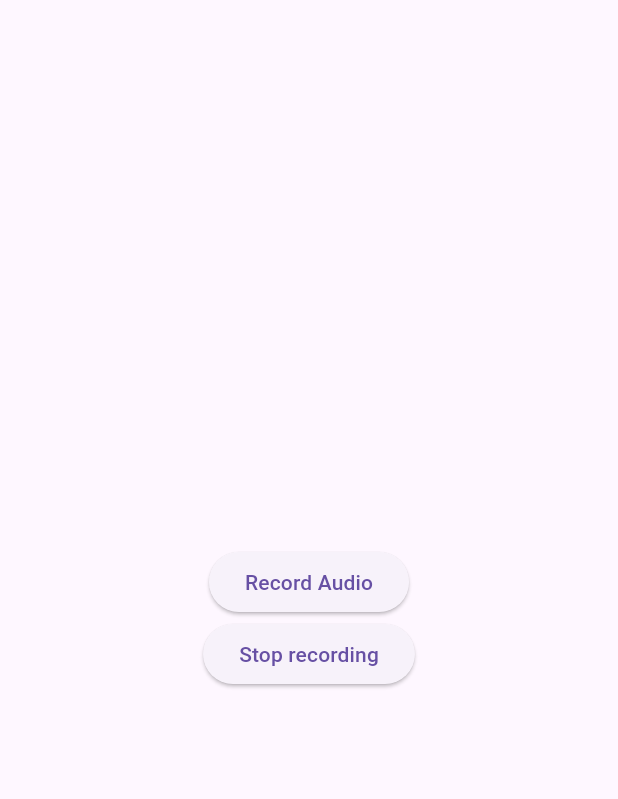
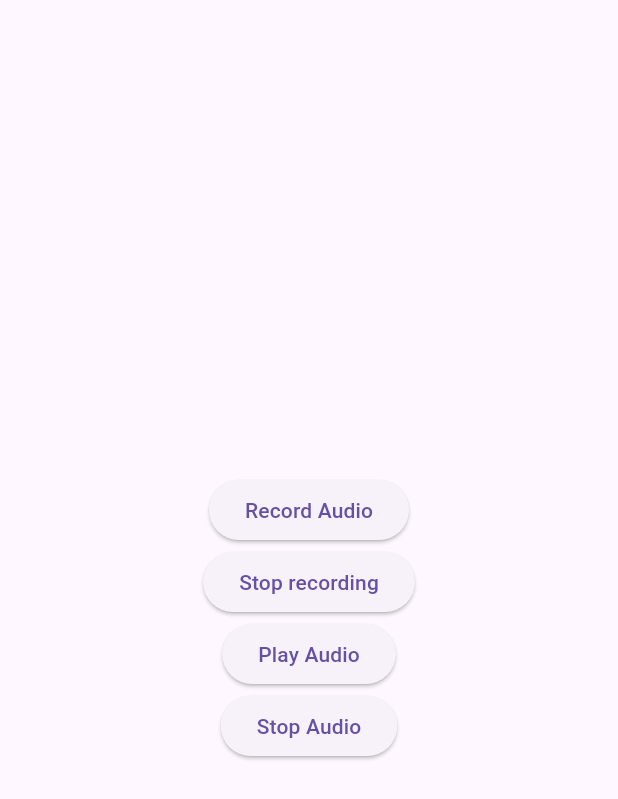
Before and after one commit to Aashay-Thakur/https---github.com-VJTI-MCA-25-Nirbhaya, a Flutter app: the screen it shows after launch, after a tap on "Record Audio", on a phone screen of 412 x 824 dp. Shown: the top 799 px of the screen. Run offline on Flutter 3.47's test engine with Material 3 defaults, Android fonts, the phone set to English and light mode, and no system bars; our stand-ins replace audioplayers, permission_handler; missing offline and left inert: record.

Commit message:
Audio recording and playing
Recodring audio with file

```diff
--- a/app/lib/main.dart
+++ b/app/lib/main.dart
@@ -1,4 +1,4 @@
-import 'package:app/pages/exp.dart';
+import 'package:app/pages/experiment.dart';
 import 'package:flutter/material.dart';
 
 void main() {
--- a/app/lib/pages/exp.dart
+++ /dev/null
@@ -1,64 +0,0 @@
-import 'package:flutter/material.dart';
-import 'package:record/record.dart';
-
-class Exp extends StatefulWidget {
-  const Exp({super.key});
-
-  @override
-  State<Exp> createState() => _ExpState();
-}
-
-class _ExpState extends State<Exp> {
-  final record = AudioRecorder();
-  late Stream stream;
-
-  @override
-  void initState() {
-    super.initState();
-  }
-
-  @override
-  void dispose() {
-    super.dispose();
-    record.dispose();
-  }
-
-  @override
-  Widget build(BuildContext context) {
-    return Scaffold(
-      body: SafeArea(
-        child: Center(
-          child: Column(
-            mainAxisAlignment: MainAxisAlignment.center,
-            crossAxisAlignment: CrossAxisAlignment.center,
-            children: [
-              ElevatedButton(
-                onPressed: () async {
-                  // Check and request permission if needed
-                  if (await record.hasPermission()) {
-                    // Start recording to stream
-                    stream =
-                        await record.startStream(const RecordConfig(encoder: AudioEncoder.pcm16bits));
-                  }
-                },
-                child: const Text("Record Audio"),
-              ),
-              ElevatedButton(
-                onPressed: () async {
-                  await record.stop();
-                  // ... or cancel it (and implicitly remove file/blob).
-                  // await record.cancel();
-
-                  //stream variable contains the audio stream
-                  print(stream);
-
-                },
-                child: const Text("Stop recording"),
-              ),
-            ],
-          ),
-        ),
-      ),
-    );
-  }
-}
--- /dev/null
+++ b/app/lib/pages/experiment.dart
@@ -0,0 +1,111 @@
+import 'dart:io';
+import 'package:audioplayers/audioplayers.dart';
+import 'package:flutter/material.dart';
+import 'package:path_provider/path_provider.dart';
+import 'package:permission_handler/permission_handler.dart';
+import 'package:record/record.dart';
+
+class Exp extends StatefulWidget {
+  const Exp({super.key});
+
+  @override
+  State<Exp> createState() => _ExpState();
+}
+
+class _ExpState extends State<Exp> {
+  late AudioRecorder record;
+  late AudioPlayer audioPlayer;
+  late Stream stream;
+  String? path = "";
+
+  @override
+  void initState() {
+    super.initState();
+    audioPlayer = AudioPlayer();
+    record = AudioRecorder();
+  }
+
+  @override
+  void dispose() {
+    super.dispose();
+    record.dispose();
+    audioPlayer.dispose();
+  }
+
+  @override
+  Widget build(BuildContext context) {
+    return Scaffold(
+      body: SafeArea(
+        child: Center(
+          child: Column(
+            mainAxisAlignment: MainAxisAlignment.center,
+            crossAxisAlignment: CrossAxisAlignment.center,
+            children: [
+              ElevatedButton(
+                onPressed: () async {
+                  // Check and request permission if needed
+                  if (await record.hasPermission()) {
+
+                    // Start recording to stream
+                    // stream = await record.startStream(
+                    //     const RecordConfig(encoder: AudioEncoder.pcm16bits));
+
+                    String filePath = await createFileForAudio();
+                    await record.start(const RecordConfig(), path: filePath);
+                  }
+                },
+                child: const Text("Record Audio"),
+              ),
+              ElevatedButton(
+                onPressed: () async {
+                  path = await record.stop();
+                  // ... or cancel it (and implicitly remove file/blob).
+                  // await record.cancel();
+                },
+                child: const Text("Stop recording"),
+              ),
+              ElevatedButton(
+                onPressed: () async {
+                  Source urlSource = UrlSource(path!);
+                  await audioPlayer.play(urlSource);
+                },
+                child: const Text("Play Audio"),
+              ),
+              ElevatedButton(
+                onPressed: () async {
+                  await audioPlayer.stop();
+                },
+                child: const Text("Stop Audio"),
+              ),
+            ],
+          ),
+        ),
+      ),
+    );
+  }
+
+  Future<String> createFileForAudio() async {
+    var status = await Permission.storage.status;
+    if (!status.isGranted) {
+      // If not we will ask for permission first
+      await Permission.storage.request();
+    }
+    Directory _directory = Directory("");
+    if (Platform.isAndroid) {
+      // Redirects it to download folder in android
+      _directory = Directory("/storage/emulated/0/Download");
+    } else {
+      _directory = await getApplicationDocumentsDirectory();
+    }
+
+    final exPath = _directory.path;
+    print("Saved Path: $exPath");
+    await Directory(exPath).create(recursive: true);
+
+    // Create a file for the path of
+    // device and file name with extension
+    File('$exPath/file.m4a');
+    return "$exPath/file.m4a";
+  }
+
+}
--- a/app/pubspec.yaml
+++ b/app/pubspec.yaml
@@ -8,6 +8,9 @@ environment:
 
 dependencies:
   record: ^5.0.5
+  audioplayers: ^6.0.0
+  path_provider: ^2.1.2
+  permission_handler: ^11.3.1
 
   flutter:
     sdk: flutter
```
Also changed, not shown: app/pubspec.lock, 6 other files.
